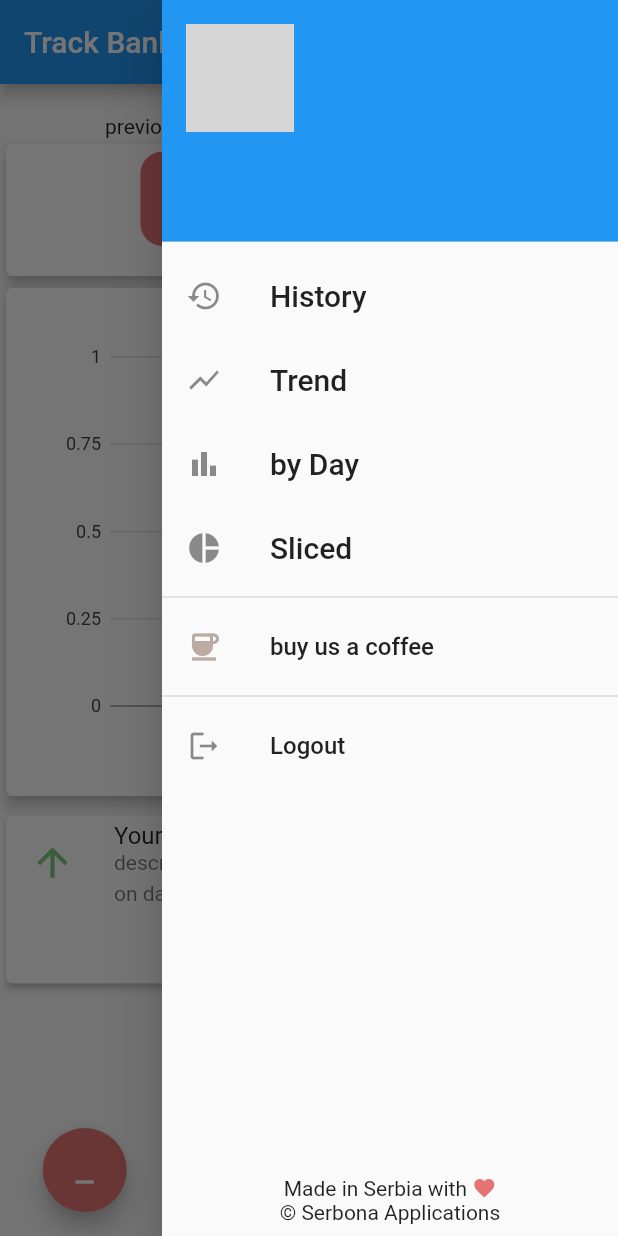
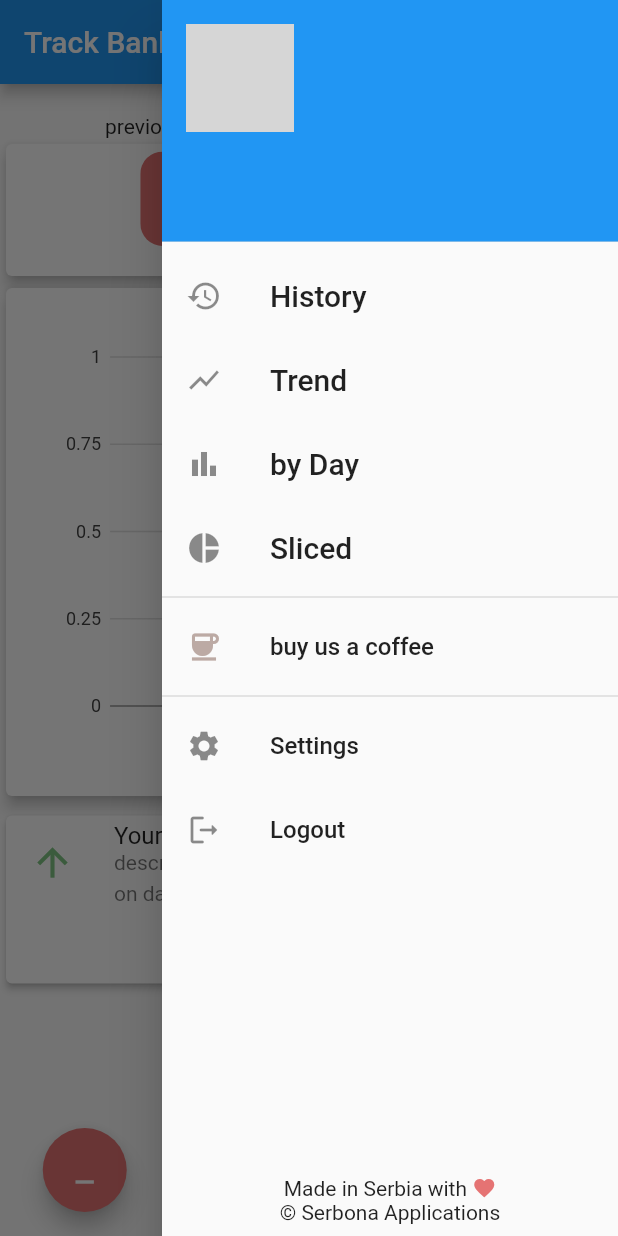
Before and after one commit to Petar81/Track-Bank-Expenses, a Flutter app: the BalanceOverview screen opened directly, with the side drawer open, on a phone screen of 412 x 824 dp. Run offline on Flutter 3.47's test engine with Material 2 defaults, Android fonts, the phone set to English and light mode, and no system bars; drawn by our look-alikes of fl_chart; our stand-ins replace charts_flutter, firebase_auth, firebase_core, firebase_database, firebase_storage, image_picker and 1 more; accounts and stored records are empty; network calls fail; grey boxes are pictures that could not be loaded.

Commit message:
add settings nav link to the drawer widget

```diff
--- a/lib/screens/balance_overview.dart
+++ b/lib/screens/balance_overview.dart
@@ -358,6 +358,21 @@ class _BalanceOverviewState extends State<BalanceOverview> {
                     thickness: 1,
                   ),
                   ListTile(
+                    leading: const Icon(Icons.settings),
+                    title: const Text(
+                      'Settings',
+                      style: TextStyle(fontSize: 16.0),
+                    ),
+                    onTap: () {
+                      Navigator.push(
+                        context,
+                        MaterialPageRoute(
+                          builder: (context) => const DonutChart(),
+                        ),
+                      );
+                    },
+                  ),
+                  ListTile(
                     leading: const Icon(Icons.logout_rounded),
                     title: const Text(
                       'Logout',
```
